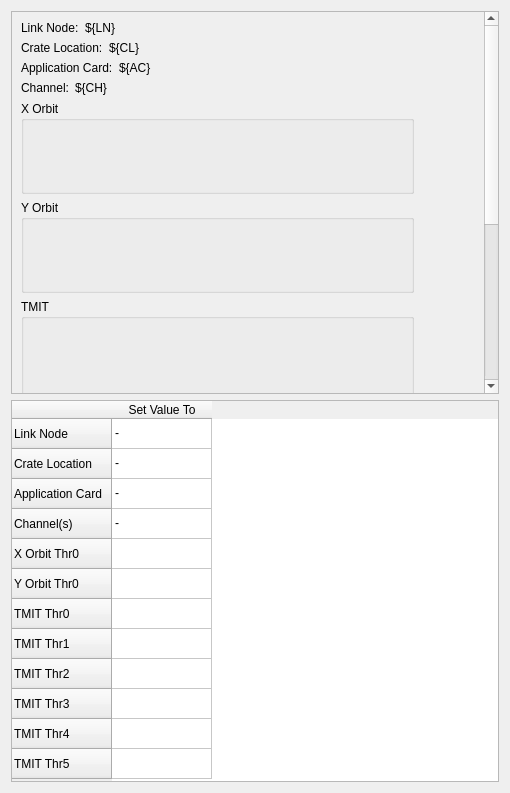
Above: gui/resources/conf_bpm_embed.ui from zdomke/sc_mps_gui before the change. Below: the same form after it.
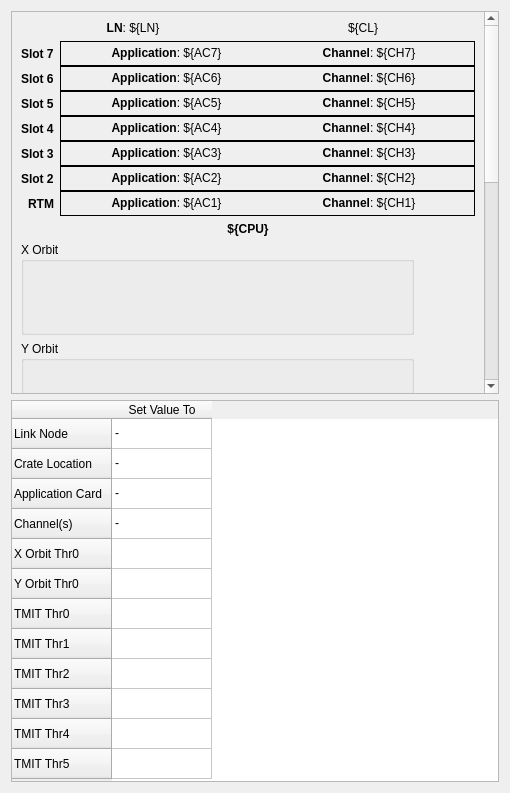
That is the form after the change. Custom widgets are drawn as their Qt base class.

Commit message: Crate display in BPM Config embed

```diff
--- a/gui/resources/conf_bpm_embed.ui
+++ b/gui/resources/conf_bpm_embed.ui
@@ -31,46 +31,24 @@
         <x>0</x>
         <y>0</y>
         <width>476</width>
-        <height>700</height>
+        <height>835</height>
        </rect>
       </property>
+      <property name="styleSheet">
+       <string notr="true">QFrame[objectName=&quot;slot_${AS}_frame&quot;] {
+	background-color: rgb(255, 0, 0);
+}</string>
+      </property>
       <layout class="QVBoxLayout" name="verticalLayout_5">
        <item>
-        <layout class="QHBoxLayout" name="link_node_lyt">
-         <item>
-          <widget class="QLabel" name="link_node_sttc_lbl">
-           <property name="sizePolicy">
-            <sizepolicy hsizetype="Fixed" vsizetype="Preferred">
-             <horstretch>0</horstretch>
-             <verstretch>0</verstretch>
-            </sizepolicy>
-           </property>
-           <property name="text">
-            <string>Link Node:</string>
-           </property>
-          </widget>
-         </item>
+        <layout class="QHBoxLayout" name="ln_loc_lyt">
          <item>
           <widget class="QLabel" name="link_node_lbl">
            <property name="text">
-            <string>${LN}</string>
+            <string>&lt;html&gt;&lt;head/&gt;&lt;body&gt;&lt;p&gt;&lt;span style=&quot; font-weight:600;&quot;&gt;LN&lt;/span&gt;: ${LN}&lt;/p&gt;&lt;/body&gt;&lt;/html&gt;</string>
            </property>
-          </widget>
-         </item>
-        </layout>
-       </item>
-       <item>
-        <layout class="QHBoxLayout" name="crate_loc_lyt">
-         <item>
-          <widget class="QLabel" name="crate_loc_sttc_lbl">
-           <property name="sizePolicy">
-            <sizepolicy hsizetype="Fixed" vsizetype="Preferred">
-             <horstretch>0</horstretch>
-             <verstretch>0</verstretch>
-            </sizepolicy>
-           </property>
-           <property name="text">
-            <string>Crate Location:</string>
+           <property name="alignment">
+            <set>Qt::AlignCenter</set>
            </property>
           </widget>
          </item>
@@ -79,58 +57,606 @@
            <property name="text">
             <string>${CL}</string>
            </property>
+           <property name="alignment">
+            <set>Qt::AlignCenter</set>
+           </property>
           </widget>
          </item>
         </layout>
        </item>
        <item>
-        <layout class="QHBoxLayout" name="app_card_lyt">
-         <item>
-          <widget class="QLabel" name="app_card_sttc_lbl">
+        <layout class="QGridLayout" name="crate_lyt">
+         <property name="verticalSpacing">
+          <number>0</number>
+         </property>
+         <item row="3" column="0">
+          <widget class="QLabel" name="slot_4_lbl">
            <property name="sizePolicy">
             <sizepolicy hsizetype="Fixed" vsizetype="Preferred">
              <horstretch>0</horstretch>
              <verstretch>0</verstretch>
             </sizepolicy>
            </property>
+           <property name="minimumSize">
+            <size>
+             <width>0</width>
+             <height>25</height>
+            </size>
+           </property>
+           <property name="font">
+            <font>
+             <weight>75</weight>
+             <bold>true</bold>
+            </font>
+           </property>
            <property name="text">
-            <string>Application Card:</string>
+            <string>Slot 4</string>
            </property>
           </widget>
          </item>
-         <item>
-          <widget class="QLabel" name="app_card_lbl">
+         <item row="5" column="0">
+          <widget class="QLabel" name="slot_2_lbl">
+           <property name="sizePolicy">
+            <sizepolicy hsizetype="Fixed" vsizetype="Preferred">
+             <horstretch>0</horstretch>
+             <verstretch>0</verstretch>
+            </sizepolicy>
+           </property>
+           <property name="minimumSize">
+            <size>
+             <width>0</width>
+             <height>25</height>
+            </size>
+           </property>
+           <property name="font">
+            <font>
+             <weight>75</weight>
+             <bold>true</bold>
+            </font>
+           </property>
            <property name="text">
-            <string>${AC}</string>
+            <string>Slot 2</string>
            </property>
           </widget>
          </item>
-        </layout>
-       </item>
-       <item>
-        <layout class="QHBoxLayout" name="channel_lyt">
-         <item>
-          <widget class="QLabel" name="channel_sttc_lbl">
+         <item row="1" column="0">
+          <widget class="QLabel" name="slot_6_lbl">
            <property name="sizePolicy">
             <sizepolicy hsizetype="Fixed" vsizetype="Preferred">
              <horstretch>0</horstretch>
              <verstretch>0</verstretch>
             </sizepolicy>
            </property>
+           <property name="minimumSize">
+            <size>
+             <width>0</width>
+             <height>25</height>
+            </size>
+           </property>
+           <property name="font">
+            <font>
+             <weight>75</weight>
+             <bold>true</bold>
+            </font>
+           </property>
            <property name="text">
-            <string>Channel:</string>
+            <string>Slot 6</string>
            </property>
           </widget>
          </item>
-         <item>
-          <widget class="QLabel" name="channel_lbl">
+         <item row="2" column="0">
+          <widget class="QLabel" name="slot_5_lbl">
+           <property name="sizePolicy">
+            <sizepolicy hsizetype="Fixed" vsizetype="Preferred">
+             <horstretch>0</horstretch>
+             <verstretch>0</verstretch>
+            </sizepolicy>
+           </property>
+           <property name="minimumSize">
+            <size>
+             <width>0</width>
+             <height>25</height>
+            </size>
+           </property>
+           <property name="font">
+            <font>
+             <weight>75</weight>
+             <bold>true</bold>
+            </font>
+           </property>
            <property name="text">
-            <string>${CH}</string>
+            <string>Slot 5</string>
            </property>
           </widget>
          </item>
+         <item row="0" column="0">
+          <widget class="QLabel" name="slot_7_lbl">
+           <property name="sizePolicy">
+            <sizepolicy hsizetype="Fixed" vsizetype="Preferred">
+             <horstretch>0</horstretch>
+             <verstretch>0</verstretch>
+            </sizepolicy>
+           </property>
+           <property name="minimumSize">
+            <size>
+             <width>0</width>
+             <height>25</height>
+            </size>
+           </property>
+           <property name="font">
+            <font>
+             <weight>75</weight>
+             <bold>true</bold>
+            </font>
+           </property>
+           <property name="text">
+            <string>Slot 7</string>
+           </property>
+          </widget>
+         </item>
+         <item row="4" column="0">
+          <widget class="QLabel" name="slot_3_lbl">
+           <property name="sizePolicy">
+            <sizepolicy hsizetype="Fixed" vsizetype="Preferred">
+             <horstretch>0</horstretch>
+             <verstretch>0</verstretch>
+            </sizepolicy>
+           </property>
+           <property name="minimumSize">
+            <size>
+             <width>0</width>
+             <height>25</height>
+            </size>
+           </property>
+           <property name="font">
+            <font>
+             <weight>75</weight>
+             <bold>true</bold>
+            </font>
+           </property>
+           <property name="text">
+            <string>Slot 3</string>
+           </property>
+          </widget>
+         </item>
+         <item row="0" column="1">
+          <widget class="QFrame" name="slot_7_frame">
+           <property name="frameShape">
+            <enum>QFrame::Box</enum>
+           </property>
+           <property name="frameShadow">
+            <enum>QFrame::Plain</enum>
+           </property>
+           <layout class="QHBoxLayout" name="horizontalLayout">
+            <property name="spacing">
+             <number>0</number>
+            </property>
+            <property name="leftMargin">
+             <number>4</number>
+            </property>
+            <property name="topMargin">
+             <number>4</number>
+            </property>
+            <property name="rightMargin">
+             <number>4</number>
+            </property>
+            <property name="bottomMargin">
+             <number>4</number>
+            </property>
+            <item>
+             <widget class="QLabel" name="app_7_lbl">
+              <property name="toolTip">
+               <string>${AC7}</string>
+              </property>
+              <property name="text">
+               <string>&lt;html&gt;&lt;head/&gt;&lt;body&gt;&lt;p&gt;&lt;span style=&quot; font-weight:600;&quot;&gt;Application&lt;/span&gt;: ${AC7}&lt;/p&gt;&lt;/body&gt;&lt;/html&gt;</string>
+              </property>
+              <property name="alignment">
+               <set>Qt::AlignCenter</set>
+              </property>
+             </widget>
+            </item>
+            <item>
+             <widget class="QLabel" name="ch_7_lbl">
+              <property name="toolTip">
+               <string>${CH7}</string>
+              </property>
+              <property name="text">
+               <string>&lt;html&gt;&lt;head/&gt;&lt;body&gt;&lt;p&gt;&lt;span style=&quot; font-weight:600;&quot;&gt;Channel&lt;/span&gt;: ${CH7}&lt;/p&gt;&lt;/body&gt;&lt;/html&gt;</string>
+              </property>
+              <property name="alignment">
+               <set>Qt::AlignCenter</set>
+              </property>
+              <property name="wordWrap">
+               <bool>true</bool>
+              </property>
+             </widget>
+            </item>
+           </layout>
+          </widget>
+         </item>
+         <item row="6" column="0">
+          <widget class="QLabel" name="slot_1_lbl">
+           <property name="sizePolicy">
+            <sizepolicy hsizetype="Preferred" vsizetype="Preferred">
+             <horstretch>0</horstretch>
+             <verstretch>0</verstretch>
+            </sizepolicy>
+           </property>
+           <property name="minimumSize">
+            <size>
+             <width>0</width>
+             <height>25</height>
+            </size>
+           </property>
+           <property name="font">
+            <font>
+             <weight>75</weight>
+             <bold>true</bold>
+            </font>
+           </property>
+           <property name="text">
+            <string>RTM</string>
+           </property>
+           <property name="alignment">
+            <set>Qt::AlignRight|Qt::AlignTrailing|Qt::AlignVCenter</set>
+           </property>
+          </widget>
+         </item>
+         <item row="1" column="1">
+          <widget class="QFrame" name="slot_6_frame">
+           <property name="frameShape">
+            <enum>QFrame::Box</enum>
+           </property>
+           <property name="frameShadow">
+            <enum>QFrame::Plain</enum>
+           </property>
+           <layout class="QHBoxLayout" name="horizontalLayout_2">
+            <property name="spacing">
+             <number>0</number>
+            </property>
+            <property name="leftMargin">
+             <number>4</number>
+            </property>
+            <property name="topMargin">
+             <number>4</number>
+            </property>
+            <property name="rightMargin">
+             <number>4</number>
+            </property>
+            <property name="bottomMargin">
+             <number>4</number>
+            </property>
+            <item>
+             <widget class="QLabel" name="app_6_lbl">
+              <property name="toolTip">
+               <string>${AC6}</string>
+              </property>
+              <property name="text">
+               <string>&lt;html&gt;&lt;head/&gt;&lt;body&gt;&lt;p&gt;&lt;span style=&quot; font-weight:600;&quot;&gt;Application&lt;/span&gt;: ${AC6}&lt;/p&gt;&lt;/body&gt;&lt;/html&gt;</string>
+              </property>
+              <property name="alignment">
+               <set>Qt::AlignCenter</set>
+              </property>
+             </widget>
+            </item>
+            <item>
+             <widget class="QLabel" name="ch_6_lbl">
+              <property name="toolTip">
+               <string>${CH6}</string>
+              </property>
+              <property name="text">
+               <string>&lt;html&gt;&lt;head/&gt;&lt;body&gt;&lt;p&gt;&lt;span style=&quot; font-weight:600;&quot;&gt;Channel&lt;/span&gt;: ${CH6}&lt;/p&gt;&lt;/body&gt;&lt;/html&gt;</string>
+              </property>
+              <property name="alignment">
+               <set>Qt::AlignCenter</set>
+              </property>
+              <property name="wordWrap">
+               <bool>true</bool>
+              </property>
+             </widget>
+            </item>
+           </layout>
+          </widget>
+         </item>
+         <item row="2" column="1">
+          <widget class="QFrame" name="slot_5_frame">
+           <property name="frameShape">
+            <enum>QFrame::Box</enum>
+           </property>
+           <property name="frameShadow">
+            <enum>QFrame::Plain</enum>
+           </property>
+           <layout class="QHBoxLayout" name="horizontalLayout_3">
+            <property name="spacing">
+             <number>0</number>
+            </property>
+            <property name="leftMargin">
+             <number>4</number>
+            </property>
+            <property name="topMargin">
+             <number>4</number>
+            </property>
+            <property name="rightMargin">
+             <number>4</number>
+            </property>
+            <property name="bottomMargin">
+             <number>4</number>
+            </property>
+            <item>
+             <widget class="QLabel" name="app_5_lbl">
+              <property name="toolTip">
+               <string>${AC5}</string>
+              </property>
+              <property name="text">
+               <string>&lt;html&gt;&lt;head/&gt;&lt;body&gt;&lt;p&gt;&lt;span style=&quot; font-weight:600;&quot;&gt;Application&lt;/span&gt;: ${AC5}&lt;/p&gt;&lt;/body&gt;&lt;/html&gt;</string>
+              </property>
+              <property name="alignment">
+               <set>Qt::AlignCenter</set>
+              </property>
+             </widget>
+            </item>
+            <item>
+             <widget class="QLabel" name="ch_5_lbl">
+              <property name="toolTip">
+               <string>${CH5}</string>
+              </property>
+              <property name="text">
+               <string>&lt;html&gt;&lt;head/&gt;&lt;body&gt;&lt;p&gt;&lt;span style=&quot; font-weight:600;&quot;&gt;Channel&lt;/span&gt;: ${CH5}&lt;/p&gt;&lt;/body&gt;&lt;/html&gt;</string>
+              </property>
+              <property name="alignment">
+               <set>Qt::AlignCenter</set>
+              </property>
+              <property name="wordWrap">
+               <bool>true</bool>
+              </property>
+             </widget>
+            </item>
+           </layout>
+          </widget>
+         </item>
+         <item row="3" column="1">
+          <widget class="QFrame" name="slot_4_frame">
+           <property name="frameShape">
+            <enum>QFrame::Box</enum>
+           </property>
+           <property name="frameShadow">
+            <enum>QFrame::Plain</enum>
+           </property>
+           <layout class="QHBoxLayout" name="horizontalLayout_4">
+            <property name="spacing">
+             <number>0</number>
+            </property>
+            <property name="leftMargin">
+             <number>4</number>
+            </property>
+            <property name="topMargin">
+             <number>4</number>
+            </property>
+            <property name="rightMargin">
+             <number>4</number>
+            </property>
+            <property name="bottomMargin">
+             <number>4</number>
+            </property>
+            <item>
+             <widget class="QLabel" name="app_4_lbl">
+              <property name="toolTip">
+               <string>${AC4}</string>
+              </property>
+              <property name="text">
+               <string>&lt;html&gt;&lt;head/&gt;&lt;body&gt;&lt;p&gt;&lt;span style=&quot; font-weight:600;&quot;&gt;Application&lt;/span&gt;: ${AC4}&lt;/p&gt;&lt;/body&gt;&lt;/html&gt;</string>
+              </property>
+              <property name="alignment">
+               <set>Qt::AlignCenter</set>
+              </property>
+             </widget>
+            </item>
+            <item>
+             <widget class="QLabel" name="ch_4_lbl">
+              <property name="toolTip">
+               <string>${CH4}</string>
+              </property>
+              <property name="text">
+               <string>&lt;html&gt;&lt;head/&gt;&lt;body&gt;&lt;p&gt;&lt;span style=&quot; font-weight:600;&quot;&gt;Channel&lt;/span&gt;: ${CH4}&lt;/p&gt;&lt;/body&gt;&lt;/html&gt;</string>
+              </property>
+              <property name="alignment">
+               <set>Qt::AlignCenter</set>
+              </property>
+              <property name="wordWrap">
+               <bool>true</bool>
+              </property>
+             </widget>
+            </item>
+           </layout>
+          </widget>
+         </item>
+         <item row="4" column="1">
+          <widget class="QFrame" name="slot_3_frame">
+           <property name="frameShape">
+            <enum>QFrame::Box</enum>
+           </property>
+           <property name="frameShadow">
+            <enum>QFrame::Plain</enum>
+           </property>
+           <layout class="QHBoxLayout" name="horizontalLayout_5">
+            <property name="spacing">
+             <number>0</number>
+            </property>
+            <property name="leftMargin">
+             <number>4</number>
+            </property>
+            <property name="topMargin">
+             <number>4</number>
+            </property>
+            <property name="rightMargin">
+             <number>4</number>
+            </property>
+            <property name="bottomMargin">
+             <number>4</number>
+            </property>
+            <item>
+             <widget class="QLabel" name="app_3_lbl">
+              <property name="toolTip">
+               <string>${AC3}</string>
+              </property>
+              <property name="text">
+               <string>&lt;html&gt;&lt;head/&gt;&lt;body&gt;&lt;p&gt;&lt;span style=&quot; font-weight:600;&quot;&gt;Application&lt;/span&gt;: ${AC3}&lt;/p&gt;&lt;/body&gt;&lt;/html&gt;</string>
+              </property>
+              <property name="alignment">
+               <set>Qt::AlignCenter</set>
+              </property>
+             </widget>
+            </item>
+            <item>
+             <widget class="QLabel" name="ch_3_lbl">
+              <property name="toolTip">
+               <string>${CH3}</string>
+              </property>
+              <property name="text">
+               <string>&lt;html&gt;&lt;head/&gt;&lt;body&gt;&lt;p&gt;&lt;span style=&quot; font-weight:600;&quot;&gt;Channel&lt;/span&gt;: ${CH3}&lt;/p&gt;&lt;/body&gt;&lt;/html&gt;</string>
+              </property>
+              <property name="alignment">
+               <set>Qt::AlignCenter</set>
+              </property>
+              <property name="wordWrap">
+               <bool>true</bool>
+              </property>
+             </widget>
+            </item>
+           </layout>
+          </widget>
+         </item>
+         <item row="5" column="1">
+          <widget class="QFrame" name="slot_2_frame">
+           <property name="frameShape">
+            <enum>QFrame::Box</enum>
+           </property>
+           <property name="frameShadow">
+            <enum>QFrame::Plain</enum>
+           </property>
+           <layout class="QHBoxLayout" name="horizontalLayout_6">
+            <property name="spacing">
+             <number>0</number>
+            </property>
+            <property name="leftMargin">
+             <number>4</number>
+            </property>
+            <property name="topMargin">
+             <number>4</number>
+            </property>
+            <property name="rightMargin">
+             <number>4</number>
+            </property>
+            <property name="bottomMargin">
+             <number>4</number>
+            </property>
+            <item>
+             <widget class="QLabel" name="app_2_lbl">
+              <property name="toolTip">
+               <string>${AC2}</string>
+              </property>
+              <property name="text">
+               <string>&lt;html&gt;&lt;head/&gt;&lt;body&gt;&lt;p&gt;&lt;span style=&quot; font-weight:600;&quot;&gt;Application&lt;/span&gt;: ${AC2}&lt;/p&gt;&lt;/body&gt;&lt;/html&gt;</string>
+              </property>
+              <property name="alignment">
+               <set>Qt::AlignCenter</set>
+              </property>
+             </widget>
+            </item>
+            <item>
+             <widget class="QLabel" name="ch_2_lbl">
+              <property name="toolTip">
+               <string>${CH2}</string>
+              </property>
+              <property name="text">
+               <string>&lt;html&gt;&lt;head/&gt;&lt;body&gt;&lt;p&gt;&lt;span style=&quot; font-weight:600;&quot;&gt;Channel&lt;/span&gt;: ${CH2}&lt;/p&gt;&lt;/body&gt;&lt;/html&gt;</string>
+              </property>
+              <property name="alignment">
+               <set>Qt::AlignCenter</set>
+              </property>
+              <property name="wordWrap">
+               <bool>true</bool>
+              </property>
+             </widget>
+            </item>
+           </layout>
+          </widget>
+         </item>
+         <item row="6" column="1">
+          <widget class="QFrame" name="slot_1_frame">
+           <property name="frameShape">
+            <enum>QFrame::Box</enum>
+           </property>
+           <property name="frameShadow">
+            <enum>QFrame::Plain</enum>
+           </property>
+           <layout class="QHBoxLayout" name="horizontalLayout_7">
+            <property name="spacing">
+             <number>0</number>
+            </property>
+            <property name="leftMargin">
+             <number>4</number>
+            </property>
+            <property name="topMargin">
+             <number>4</number>
+            </property>
+            <property name="rightMargin">
+             <number>4</number>
+            </property>
+            <property name="bottomMargin">
+             <number>4</number>
+            </property>
+            <item>
+             <widget class="QLabel" name="app_1_lbl">
+              <property name="toolTip">
+               <string>${AC1}</string>
+              </property>
+              <property name="text">
+               <string>&lt;html&gt;&lt;head/&gt;&lt;body&gt;&lt;p&gt;&lt;span style=&quot; font-weight:600;&quot;&gt;Application&lt;/span&gt;: ${AC1}&lt;/p&gt;&lt;/body&gt;&lt;/html&gt;</string>
+              </property>
+              <property name="alignment">
+               <set>Qt::AlignCenter</set>
+              </property>
+             </widget>
+            </item>
+            <item>
+             <widget class="QLabel" name="ch_1_lbl">
+              <property name="toolTip">
+               <string>${CH1}</string>
+              </property>
+              <property name="text">
+               <string>&lt;html&gt;&lt;head/&gt;&lt;body&gt;&lt;p&gt;&lt;span style=&quot; font-weight:600;&quot;&gt;Channel&lt;/span&gt;: ${CH1}&lt;/p&gt;&lt;/body&gt;&lt;/html&gt;</string>
+              </property>
+              <property name="alignment">
+               <set>Qt::AlignCenter</set>
+              </property>
+              <property name="wordWrap">
+               <bool>true</bool>
+              </property>
+             </widget>
+            </item>
+           </layout>
+          </widget>
+         </item>
         </layout>
        </item>
+       <item>
+        <widget class="QLabel" name="cpu_lbl">
+         <property name="font">
+          <font>
+           <weight>75</weight>
+           <bold>true</bold>
+          </font>
+         </property>
+         <property name="text">
+          <string>${CPU}</string>
+         </property>
+         <property name="alignment">
+          <set>Qt::AlignCenter</set>
+         </property>
+        </widget>
+       </item>
        <item>
         <widget class="QGroupBox" name="xorbit_box">
          <property name="sizePolicy">
```
The commit also changes 1 other file.
